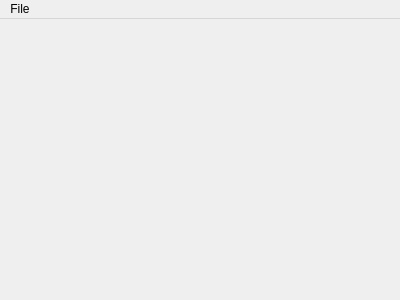
Qt form mainwindow.ui (jackodirks/EpochTimeConverter) before a commit.
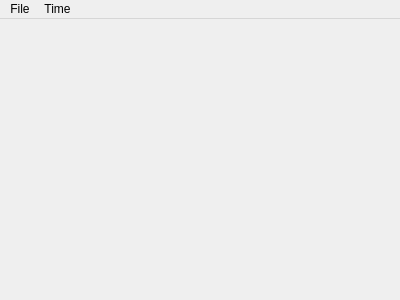
The same form after that commit.

Patch:
```diff
--- a/mainwindow.ui
+++ b/mainwindow.ui
@@ -31,7 +31,14 @@
     <addaction name="separator"/>
     <addaction name="actionExit"/>
    </widget>
+   <widget class="QMenu" name="menuTime">
+    <property name="title">
+     <string>Time</string>
+    </property>
+    <addaction name="actionUse_UTC_time"/>
+   </widget>
    <addaction name="menuFile"/>
+   <addaction name="menuTime"/>
   </widget>
   <action name="actionSwitch">
    <property name="text">
```
Left out of the diff: 8 changed lines with no effect on the pictures.
